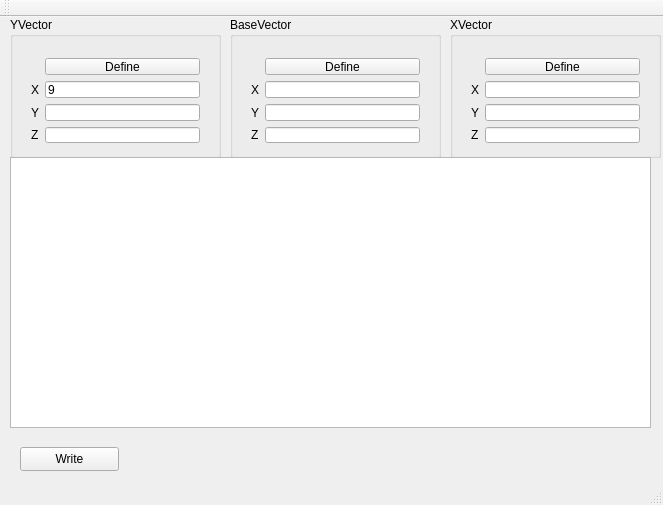
yoshi5534/schorsch-the-robot, file src/DrawTextToPlaneGUI/maingui.ui: the form before one commit.
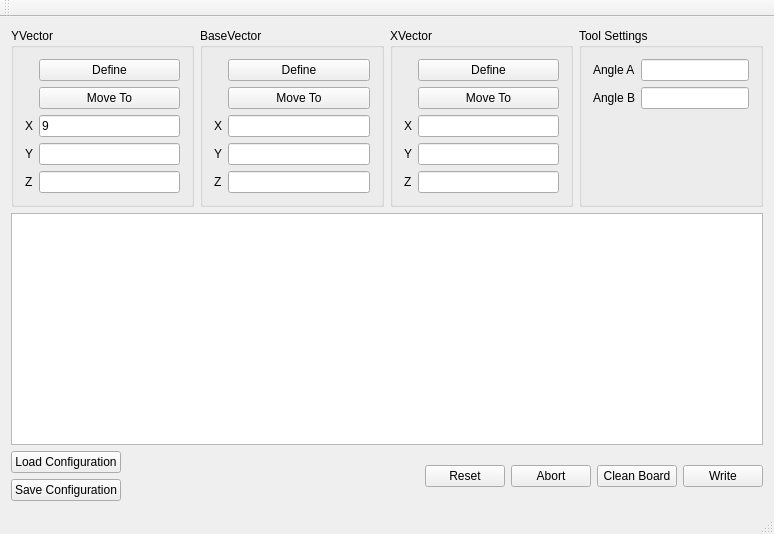
The form after the commit.

Commit message: We can now save the configurations e.g. the vectors and added a lot of buttons

The edit to the form file:
```diff
--- a/src/DrawTextToPlaneGUI/maingui.ui
+++ b/src/DrawTextToPlaneGUI/maingui.ui
@@ -6,230 +6,297 @@
    <rect>
     <x>0</x>
     <y>0</y>
-    <width>663</width>
-    <height>505</height>
+    <width>774</width>
+    <height>534</height>
    </rect>
   </property>
   <property name="windowTitle">
    <string>mainGUI</string>
   </property>
   <widget class="QWidget" name="centralWidget">
-   <widget class="QGroupBox" name="gbXVector">
-    <property name="geometry">
-     <rect>
-      <x>450</x>
-      <y>0</y>
-      <width>211</width>
-      <height>141</height>
-     </rect>
-    </property>
-    <property name="title">
-     <string>XVector</string>
-    </property>
-    <widget class="QWidget" name="gridLayoutWidget">
-     <property name="geometry">
-      <rect>
-       <x>10</x>
-       <y>30</y>
-       <width>191</width>
-       <height>107</height>
-      </rect>
-     </property>
-     <layout class="QGridLayout" name="gridLayout">
-      <item row="1" column="0">
-       <widget class="QLabel" name="lblx">
-        <property name="text">
-         <string>X</string>
+   <layout class="QVBoxLayout" name="verticalLayout_2">
+    <item>
+     <layout class="QHBoxLayout" name="horizontalLayout_2">
+      <item>
+       <widget class="QGroupBox" name="gbYVector">
+        <property name="title">
+         <string>YVector</string>
         </property>
+        <layout class="QGridLayout" name="gridLayout_4">
+         <item row="0" column="0">
+          <layout class="QGridLayout" name="gridLayout_3">
+           <item row="2" column="0">
+            <widget class="QLabel" name="lblx_3">
+             <property name="text">
+              <string>X</string>
+             </property>
+            </widget>
+           </item>
+           <item row="3" column="0">
+            <widget class="QLabel" name="lbly_3">
+             <property name="text">
+              <string>Y</string>
+             </property>
+            </widget>
+           </item>
+           <item row="4" column="0">
+            <widget class="QLabel" name="lblz_3">
+             <property name="text">
+              <string>Z</string>
+             </property>
+            </widget>
+           </item>
+           <item row="2" column="1">
+            <widget class="QLineEdit" name="leYVectorX">
+             <property name="inputMask">
+              <string/>
+             </property>
+             <property name="text">
+              <string>9</string>
+             </property>
+            </widget>
+           </item>
+           <item row="3" column="1">
+            <widget class="QLineEdit" name="leYVectorY"/>
+           </item>
+           <item row="4" column="1">
+            <widget class="QLineEdit" name="leYVectorZ"/>
+           </item>
+           <item row="0" column="1">
+            <widget class="QPushButton" name="btnDefineVectorY">
+             <property name="text">
+              <string>Define</string>
+             </property>
+            </widget>
+           </item>
+           <item row="1" column="1">
+            <widget class="QPushButton" name="btnMoveToYVector">
+             <property name="text">
+              <string>Move To</string>
+             </property>
+            </widget>
+           </item>
+          </layout>
+         </item>
+        </layout>
        </widget>
       </item>
-      <item row="2" column="0">
-       <widget class="QLabel" name="lbly">
-        <property name="text">
-         <string>Y</string>
+      <item>
+       <widget class="QGroupBox" name="gbBaseVector">
+        <property name="title">
+         <string>BaseVector</string>
         </property>
+        <layout class="QGridLayout" name="gridLayout_5">
+         <item row="0" column="0">
+          <layout class="QGridLayout" name="gridLayout_2">
+           <item row="2" column="0">
+            <widget class="QLabel" name="lblx_2">
+             <property name="text">
+              <string>X</string>
+             </property>
+            </widget>
+           </item>
+           <item row="3" column="0">
+            <widget class="QLabel" name="lbly_2">
+             <property name="text">
+              <string>Y</string>
+             </property>
+            </widget>
+           </item>
+           <item row="4" column="0">
+            <widget class="QLabel" name="lblz_2">
+             <property name="text">
+              <string>Z</string>
+             </property>
+            </widget>
+           </item>
+           <item row="2" column="1">
+            <widget class="QLineEdit" name="leBaseVectorX"/>
+           </item>
+           <item row="3" column="1">
+            <widget class="QLineEdit" name="leBaseVectorY"/>
+           </item>
+           <item row="4" column="1">
+            <widget class="QLineEdit" name="leBaseVectorZ"/>
+           </item>
+           <item row="0" column="1">
+            <widget class="QPushButton" name="btnDefineBaseVector">
+             <property name="text">
+              <string>Define</string>
+             </property>
+            </widget>
+           </item>
+           <item row="1" column="1">
+            <widget class="QPushButton" name="btnMoveToBaseVector">
+             <property name="text">
+              <string>Move To</string>
+             </property>
+            </widget>
+           </item>
+          </layout>
+         </item>
+        </layout>
        </widget>
       </item>
-      <item row="3" column="0">
-       <widget class="QLabel" name="lblz">
-        <property name="text">
-         <string>Z</string>
+      <item>
+       <widget class="QGroupBox" name="gbXVector">
+        <property name="title">
+         <string>XVector</string>
         </property>
+        <layout class="QGridLayout" name="gridLayout_6">
+         <item row="0" column="0">
+          <layout class="QGridLayout" name="gridLayout">
+           <item row="2" column="0">
+            <widget class="QLabel" name="lblx">
+             <property name="text">
+              <string>X</string>
+             </property>
+            </widget>
+           </item>
+           <item row="3" column="0">
+            <widget class="QLabel" name="lbly">
+             <property name="text">
+              <string>Y</string>
+             </property>
+            </widget>
+           </item>
+           <item row="4" column="0">
+            <widget class="QLabel" name="lblz">
+             <property name="text">
+              <string>Z</string>
+             </property>
+            </widget>
+           </item>
+           <item row="2" column="1">
+            <widget class="QLineEdit" name="leXVectorX"/>
+           </item>
+           <item row="3" column="1">
+            <widget class="QLineEdit" name="leXVectorY"/>
+           </item>
+           <item row="4" column="1">
+            <widget class="QLineEdit" name="leXVectorZ"/>
+           </item>
+           <item row="0" column="1">
+            <widget class="QPushButton" name="btnDefineVectorX">
+             <property name="text">
+              <string>Define</string>
+             </property>
+            </widget>
+           </item>
+           <item row="1" column="1">
+            <widget class="QPushButton" name="btnMoveToXVector">
+             <property name="text">
+              <string>Move To</string>
+             </property>
+            </widget>
+           </item>
+          </layout>
+         </item>
+        </layout>
        </widget>
       </item>
-      <item row="1" column="1">
-       <widget class="QLineEdit" name="leXVectorX"/>
-      </item>
-      <item row="2" column="1">
-       <widget class="QLineEdit" name="leXVectorY"/>
-      </item>
-      <item row="3" column="1">
-       <widget class="QLineEdit" name="leXVectorZ"/>
-      </item>
-      <item row="0" column="1">
-       <widget class="QPushButton" name="btnDefineVectorX">
-        <property name="text">
-         <string>Define</string>
+      <item>
+       <widget class="QGroupBox" name="groupBox">
+        <property name="title">
+         <string>Tool Settings</string>
         </property>
+        <layout class="QFormLayout" name="formLayout_2">
+         <item row="0" column="0">
+          <layout class="QFormLayout" name="formLayout">
+           <item row="0" column="0">
+            <widget class="QLabel" name="angleALabel">
+             <property name="text">
+              <string>Angle A</string>
+             </property>
+            </widget>
+           </item>
+           <item row="0" column="1">
+            <widget class="QLineEdit" name="leAngleA"/>
+           </item>
+           <item row="1" column="0">
+            <widget class="QLabel" name="angleBLabel">
+             <property name="text">
+              <string>Angle B</string>
+             </property>
+            </widget>
+           </item>
+           <item row="1" column="1">
+            <widget class="QLineEdit" name="leAngleB"/>
+           </item>
+          </layout>
+         </item>
+        </layout>
        </widget>
       </item>
      </layout>
-    </widget>
-   </widget>
-   <widget class="QGroupBox" name="gbBaseVector">
-    <property name="geometry">
-     <rect>
-      <x>230</x>
-      <y>0</y>
-      <width>211</width>
-      <height>141</height>
-     </rect>
-    </property>
-    <property name="title">
-     <string>BaseVector</string>
-    </property>
-    <widget class="QWidget" name="gridLayoutWidget_2">
-     <property name="geometry">
-      <rect>
-       <x>10</x>
-       <y>30</y>
-       <width>191</width>
-       <height>107</height>
-      </rect>
-     </property>
-     <layout class="QGridLayout" name="gridLayout_2">
-      <item row="1" column="0">
-       <widget class="QLabel" name="lblx_2">
-        <property name="text">
-         <string>X</string>
-        </property>
-       </widget>
+    </item>
+    <item>
+     <widget class="QTextEdit" name="txtEditTextToWrite"/>
+    </item>
+    <item>
+     <layout class="QHBoxLayout" name="horizontalLayout">
+      <item>
+       <layout class="QVBoxLayout" name="verticalLayout">
+        <item>
+         <widget class="QPushButton" name="btnLoadConfiguration">
+          <property name="text">
+           <string>Load Configuration</string>
+          </property>
+         </widget>
+        </item>
+        <item>
+         <widget class="QPushButton" name="btnSaveConfiguration">
+          <property name="text">
+           <string>Save Configuration</string>
+          </property>
+         </widget>
+        </item>
+       </layout>
       </item>
-      <item row="2" column="0">
-       <widget class="QLabel" name="lbly_2">
-        <property name="text">
-         <string>Y</string>
+      <item>
+       <spacer name="horizontalSpacer">
+        <property name="orientation">
+         <enum>Qt::Horizontal</enum>
         </property>
-       </widget>
-      </item>
-      <item row="3" column="0">
-       <widget class="QLabel" name="lblz_2">
-        <property name="text">
-         <string>Z</string>
+        <property name="sizeHint" stdset="0">
+         <size>
+          <width>40</width>
+          <height>20</height>
+         </size>
         </property>
-       </widget>
+       </spacer>
       </item>
-      <item row="1" column="1">
-       <widget class="QLineEdit" name="leBaseVectorX"/>
-      </item>
-      <item row="2" column="1">
-       <widget class="QLineEdit" name="leBaseVectorY"/>
-      </item>
-      <item row="3" column="1">
-       <widget class="QLineEdit" name="leBaseVectorZ"/>
-      </item>
-      <item row="0" column="1">
-       <widget class="QPushButton" name="btnDefineBaseVector">
+      <item>
+       <widget class="QPushButton" name="btnReset">
         <property name="text">
-         <string>Define</string>
+         <string>Reset</string>
         </property>
        </widget>
       </item>
-     </layout>
-    </widget>
-   </widget>
-   <widget class="QGroupBox" name="gbYVector">
-    <property name="geometry">
-     <rect>
-      <x>10</x>
-      <y>0</y>
-      <width>211</width>
-      <height>141</height>
-     </rect>
-    </property>
-    <property name="title">
-     <string>YVector</string>
-    </property>
-    <widget class="QWidget" name="gridLayoutWidget_3">
-     <property name="geometry">
-      <rect>
-       <x>10</x>
-       <y>30</y>
-       <width>191</width>
-       <height>107</height>
-      </rect>
-     </property>
-     <layout class="QGridLayout" name="gridLayout_3">
-      <item row="1" column="0">
-       <widget class="QLabel" name="lblx_3">
+      <item>
+       <widget class="QPushButton" name="btnAbortTransmission">
         <property name="text">
-         <string>X</string>
+         <string>Abort</string>
         </property>
        </widget>
       </item>
-      <item row="2" column="0">
-       <widget class="QLabel" name="lbly_3">
+      <item>
+       <widget class="QPushButton" name="btnCleanBoard">
         <property name="text">
-         <string>Y</string>
+         <string>Clean Board</string>
         </property>
        </widget>
       </item>
-      <item row="3" column="0">
-       <widget class="QLabel" name="lblz_3">
+      <item>
+       <widget class="QPushButton" name="btnWrite">
         <property name="text">
-         <string>Z</string>
+         <string>Write</string>
         </property>
        </widget>
       </item>
-      <item row="1" column="1">
-       <widget class="QLineEdit" name="leYVectorX">
-        <property name="inputMask">
-         <string/>
-        </property>
-        <property name="text">
-         <string>9</string>
-        </property>
-       </widget>
-      </item>
-      <item row="2" column="1">
-       <widget class="QLineEdit" name="leYVectorY"/>
-      </item>
-      <item row="3" column="1">
-       <widget class="QLineEdit" name="leYVectorZ"/>
-      </item>
-      <item row="0" column="1">
-       <widget class="QPushButton" name="btnDefineVectorY">
-        <property name="text">
-         <string>Define</string>
-        </property>
-       </widget>
-      </item>
      </layout>
-    </widget>
-   </widget>
-   <widget class="QTextEdit" name="txtEditTextToWrite">
-    <property name="geometry">
-     <rect>
-      <x>10</x>
-      <y>140</y>
-      <width>641</width>
-      <height>271</height>
-     </rect>
-    </property>
-   </widget>
-   <widget class="QPushButton" name="btnWrite">
-    <property name="geometry">
-     <rect>
-      <x>20</x>
-      <y>430</y>
-      <width>99</width>
-      <height>24</height>
-     </rect>
-    </property>
-    <property name="text">
-     <string>Write</string>
-    </property>
-   </widget>
+    </item>
+   </layout>
   </widget>
   <widget class="QMenuBar" name="menuBar">
    <property name="geometry">
```
Left out of the diff: 128 changed lines with no effect on the pictures.
